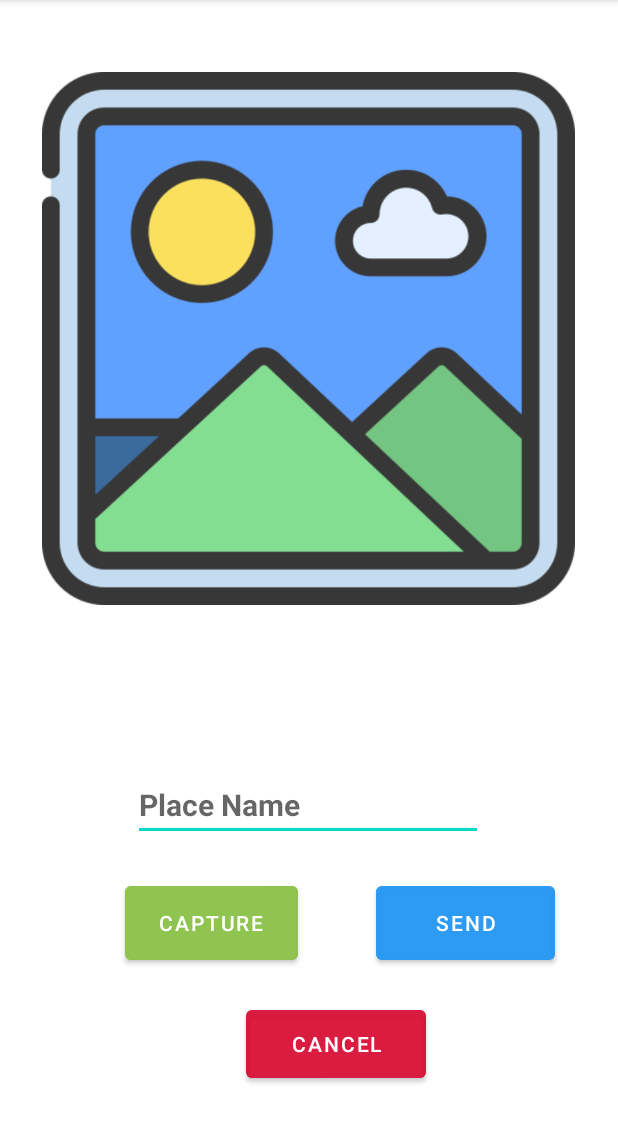
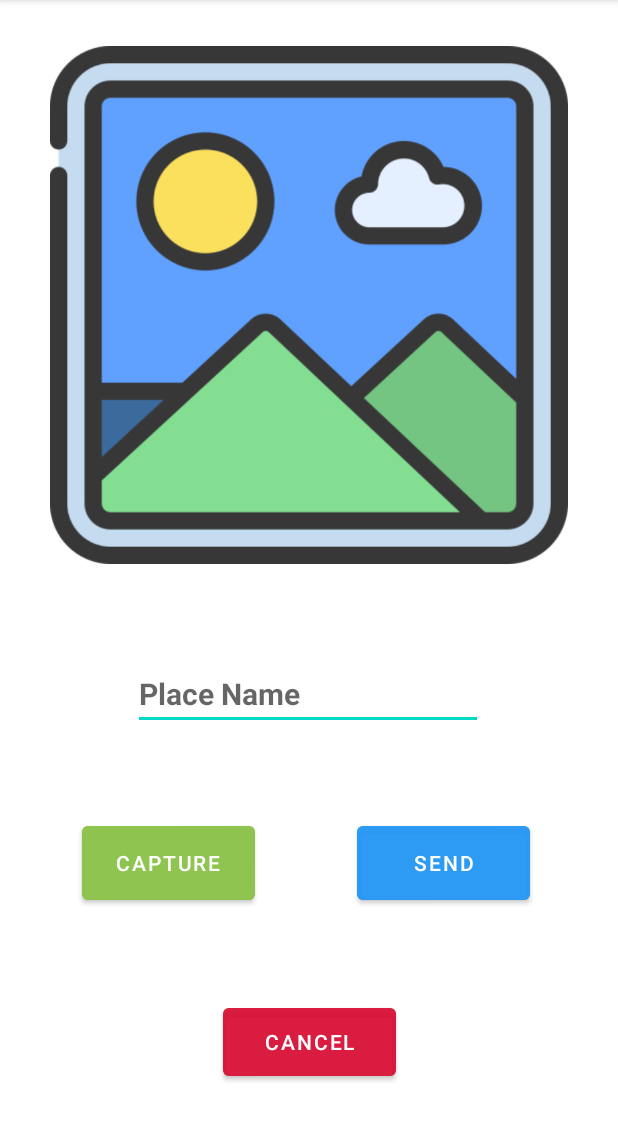
Before and after one commit to LadyAnith/CharmingPlaces, an Android app: the screen it shows after launch once a user with an empty profile is signed in (CapturePlace), after a tap on "Capture Place", on a phone screen of 412 x 824 dp, the part 84-1227 px from its top. Run offline under Robolectric (Android 15) with nearby library versions, the light colour scheme and no system bars; our stand-ins replace CircleImageView, Firebase (no records; nobody signed in at launch, a user with empty details on screens opened directly), Volley; network calls fail; pictures from the network do not load; 2 statements that could not run were skipped.

Commit message:
pequeñas correcciones visuales y listado de favoritos

```diff
--- a/app/src/main/res/layout/activity_capture_place.xml
+++ b/app/src/main/res/layout/activity_capture_place.xml
@@ -6,23 +6,10 @@
     android:layout_height="match_parent"
     tools:context=".activities.CapturePlace">
 
-    <Button
-        android:id="@+id/btnPlay"
-        android:layout_width="115dp"
-        android:layout_height="61dp"
-        android:backgroundTint="#D38BC34A"
-        android:text="Capture"
-        app:layout_constraintBottom_toBottomOf="parent"
-        app:layout_constraintEnd_toEndOf="parent"
-        app:layout_constraintHorizontal_bias="0.281"
-        app:layout_constraintStart_toStartOf="parent"
-        app:layout_constraintTop_toTopOf="parent"
-        app:layout_constraintVertical_bias="0.827" />
-
     <ImageView
         android:id="@+id/imgBBDD"
-        android:layout_width="355dp"
-        android:layout_height="398dp"
+        android:layout_width="361dp"
+        android:layout_height="345dp"
         android:src="@drawable/picture"
         app:layout_constraintBottom_toBottomOf="parent"
         app:layout_constraintEnd_toEndOf="parent"
@@ -33,16 +20,41 @@
 
     <Button
         android:id="@+id/btnSend"
-        android:layout_width="119dp"
+        android:layout_width="115dp"
         android:layout_height="61dp"
         android:backgroundTint="#C32196F3"
         android:text="Send"
         app:layout_constraintBottom_toBottomOf="parent"
         app:layout_constraintEnd_toEndOf="parent"
-        app:layout_constraintHorizontal_bias="0.551"
+        app:layout_constraintHorizontal_bias="0.539"
         app:layout_constraintStart_toEndOf="@+id/btnPlay"
-        app:layout_constraintTop_toTopOf="parent"
-        app:layout_constraintVertical_bias="0.827" />
+        app:layout_constraintTop_toBottomOf="@+id/imgBBDD"
+        app:layout_constraintVertical_bias="0.511" />
+
+    <Button
+        android:id="@+id/btnPlay"
+        android:layout_width="115dp"
+        android:layout_height="61dp"
+        android:backgroundTint="#D38BC34A"
+        android:text="Capture"
+        app:layout_constraintBottom_toBottomOf="parent"
+        app:layout_constraintEnd_toEndOf="parent"
+        app:layout_constraintHorizontal_bias="0.185"
+        app:layout_constraintStart_toStartOf="parent"
+        app:layout_constraintTop_toBottomOf="@+id/imgBBDD"
+        app:layout_constraintVertical_bias="0.511" />
+
+    <Button
+        android:id="@+id/btnCancel"
+        android:layout_width="115dp"
+        android:layout_height="57dp"
+        android:backgroundTint="#B7D80932"
+        android:text="Cancel"
+        app:layout_constraintBottom_toBottomOf="parent"
+        app:layout_constraintEnd_toEndOf="parent"
+        app:layout_constraintStart_toStartOf="parent"
+        app:layout_constraintTop_toBottomOf="@+id/imgBBDD"
+        app:layout_constraintVertical_bias="0.867" />
 
     <EditText
         android:id="@+id/txtNamePlace"
@@ -57,19 +69,7 @@
         app:layout_constraintEnd_toEndOf="parent"
         app:layout_constraintHorizontal_bias="0.497"
         app:layout_constraintStart_toStartOf="parent"
-        app:layout_constraintTop_toTopOf="parent"
-        app:layout_constraintVertical_bias="0.712" />
+        app:layout_constraintTop_toBottomOf="@+id/imgBBDD"
+        app:layout_constraintVertical_bias="0.183" />
 
-    <Button
-        android:id="@+id/btnCancel"
-        android:layout_width="120dp"
-        android:layout_height="57dp"
-        android:backgroundTint="#B7D80932"
-        android:text="Cancel"
-        app:layout_constraintBottom_toBottomOf="parent"
-        app:layout_constraintEnd_toEndOf="parent"
-        app:layout_constraintHorizontal_bias="0.562"
-        app:layout_constraintStart_toStartOf="parent"
-        app:layout_constraintTop_toTopOf="parent"
-        app:layout_constraintVertical_bias="0.939" />
 </androidx.constraintlayout.widget.ConstraintLayout>
--- a/app/src/main/res/menu/main_menu3.xml
+++ b/app/src/main/res/menu/main_menu3.xml
@@ -15,7 +15,7 @@
 
     <item
         android:id="@+id/action_favoriteList"
-        android:title="List of Favorite Places"
+        android:title="List my Favorites"
         app:showAsAction="never"/>
 
 </menu>
```
Also changed, not shown: app/src/main/java/com/example/charmingplaces/activities/CapturePlace.java (+0 -7 lines), app/src/main/java/com/example/charmingplaces/activities/PlacesListActivity.java (+6 -7 lines), app/src/main/java/com/example/charmingplaces/logic/AdapterPlaces.java (+24 -12 lines).
